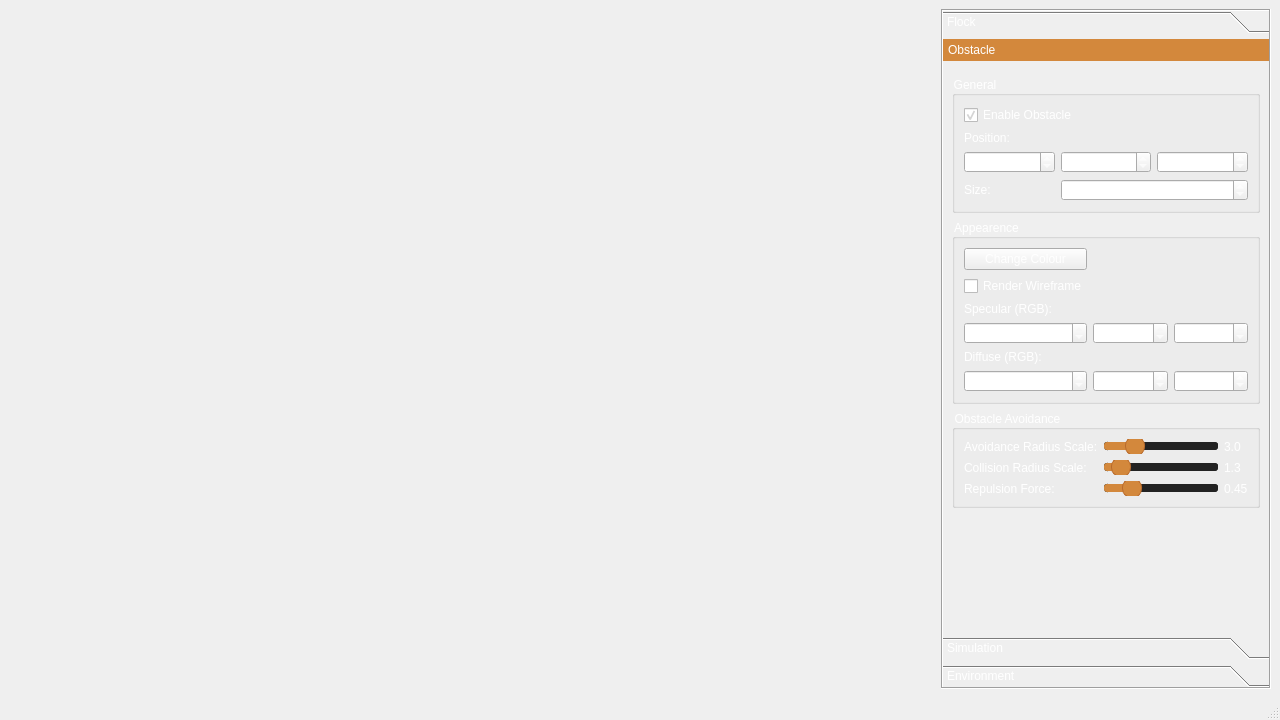
Above: ui/mainwindow.ui from timecop84/flocking_system before the change. Below: the same form after it.
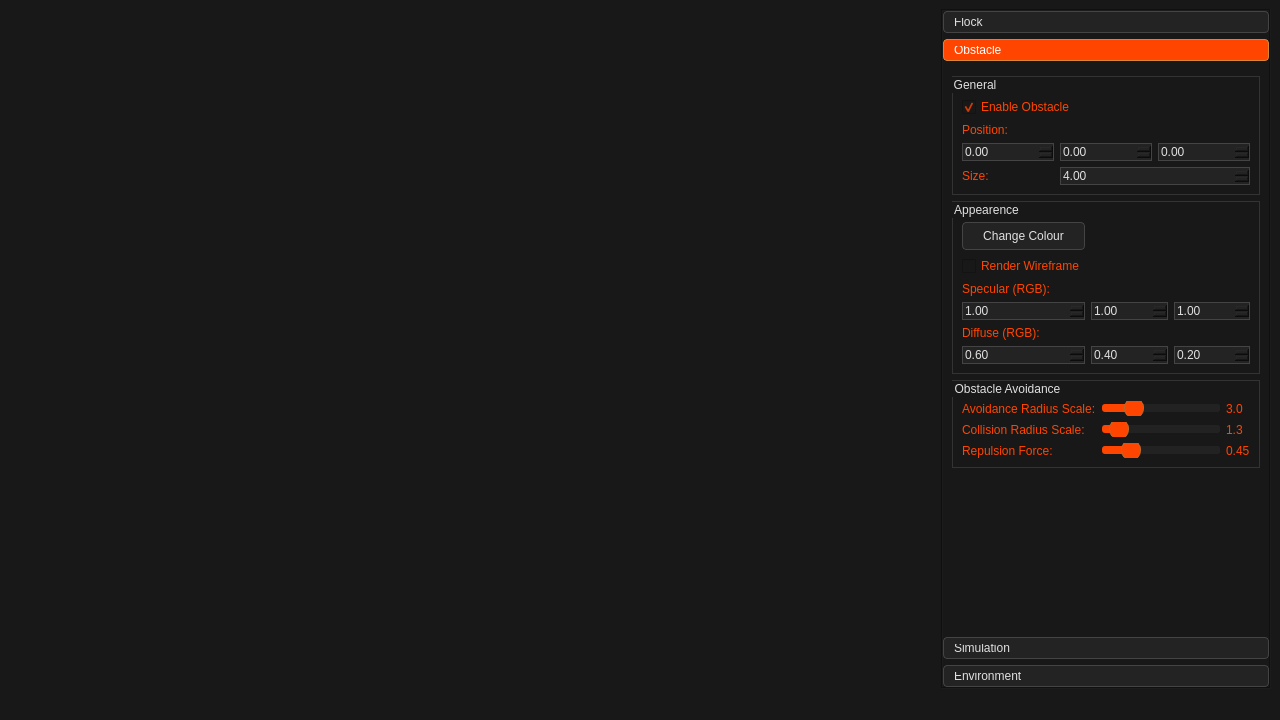
That is the form after the change. The open tabs and pages were chosen to show the change.

Commit message: Migrate from GLEW to glad2, remove legacy debug output, apply modern dark UI with lava accent, fix UI layout and restore obstacle controls

The edit to the form file:
```diff
--- a/ui/mainwindow.ui
+++ b/ui/mainwindow.ui
@@ -15,57 +15,19 @@
   </property>
   <property name="styleSheet">
    <string notr="true">
-color: rgb(52, 52, 52);
-selection-background-color: #d3883c;
-
-QToolBox::tab {
-    background: #222;
-    color: #fff;
-    border: 1px solid #444;
-    border-bottom: none;
-    padding: 6px 12px;
+/* --- DARK THEME WITH LAVA COLOR --- */
+QWidget {
+    background-color: #181818;
+    color: #e0e0e0;
 }
-QToolBox::tab:selected {
-    background: #d3883c;
-    color: #fff;
-    border: 1px solid #d3883c;
+QMainWindow, QMenuBar, QStatusBar {
+    background-color: #181818;
+    color: #e0e0e0;
 }
-QToolBox::tab:hover {
-    background: #b86a2c;
-    color: #fff;
-}
-QTabBar::tab {
-    background: #222;
-    color: #fff;
-    border: 1px solid #444;
-    padding: 6px 12px;
-}
-QTabBar::tab:selected {
-    background: #d3883c;
-    color: #fff;
-    border: 1px solid #d3883c;
-}
-QTabBar::tab:hover {
-    background: #b86a2c;
-    color: #fff;
-}
-QAbstractItemView::item:selected, QAbstractItemView::item:focus {
-    background: #d3883c;
-    color: #fff;
-}
-QSlider::handle:focus, QSlider::handle:hover {
-    background: #d3883c;
-}
-QSlider::groove:focus, QSlider::groove:hover {
-    background: #d3883c33;
-}
-QMenu::item:selected {
-    background: #d3883c;
-    color: #fff;
-}
-QTreeView::item:selected, QListView::item:selected {
-    background: #d3883c;
-    color: #fff;
+QGroupBox {
+    background-color: #181818;
+    border: 1px solid #333;
+    color: #e0e0e0;
 }
 QSlider::groove:horizontal {
     border: 1px solid #222;
@@ -75,7 +37,7 @@
     border-radius: 3px;
 }
 QSlider::handle:horizontal {
-    background: #d3883c;
+    background: #ff4500; /* Deep orange lava color */
     border: 1px solid #b86a2c;
     width: 18px;
     height: 18px;
@@ -87,14 +49,47 @@
     border: 1.5px solid #d3883c;
 }
 QSlider::sub-page:horizontal {
-    background: #d3883c;
+    background: #ff4500; /* Deep orange lava color */
     border-radius: 3px;
 }
 QSlider::add-page:horizontal {
     background: #222;
     border-radius: 3px;
 }
-</string>
+QPushButton {
+    background-color: #232323;
+    color: #e0e0e0;
+    border: 1px solid #444;
+    padding: 6px 12px;
+    border-radius: 4px;
+}
+QPushButton:hover, QPushButton:focus {
+    background-color: #ff4500; /* Deep orange lava color */
+    color: #fff;
+    border: 1px solid #d3883c;
+}
+QCheckBox, QRadioButton, QLabel {
+    color: #ff4500; /* Deep orange lava color */
+}
+QSpinBox, QDoubleSpinBox, QComboBox, QLineEdit {
+    background-color: #232323;
+    color: #e0e0e0;
+    border: 1px solid #444;
+}
+QToolBox::tab {
+    background-color: #232323;
+    color: #e0e0e0;
+    border: 1px solid #444;
+    padding: 6px;
+    border-radius: 4px;
+}
+QToolBox::tab:selected {
+    background-color: #ff4500; /* Deep orange lava color */
+    color: #fff;
+    border: 1px solid #d3883c;
+}
+/* --- END DARK THEME WITH LAVA COLOR --- */
+   </string>
   </property>
   <property name="dockNestingEnabled">
    <bool>true</bool>
@@ -135,10 +130,7 @@
        </size>
       </property>
       <property name="styleSheet">
-       <string notr="true">color: rgb(52, 52, 52);
-color: rgb(255, 255, 255);
-selection-background-color: #d3883c;
-</string>
+       <string notr="true"></string>
       </property>
       <property name="frameShape">
        <enum>QFrame::Shape::Box</enum>
@@ -418,7 +410,10 @@
           <property name="title">
            <string>General</string>
           </property>
-          <layout class="QGridLayout" name="gridLayout_3">
+          <layout class="QGridLayout" name="gridLayout_3" >
+           <property name="topMargin">
+            <number>20</number>
+           </property>
            <item row="0" column="1" colspan="3">
             <widget class="QCheckBox" name="m_enableObstacle">
              <property name="toolTip">
@@ -445,30 +440,39 @@
            <item row="2" column="1">
             <widget class="QDoubleSpinBox" name="m_obstaclePosX">
              <property name="minimum">
-              <double>-99.000000000000000</double>
+              <double>-99.0</double>
+             </property>
+             <property name="maximum">
+              <double>99.0</double>
              </property>
              <property name="value">
-              <double>0.000000000000000</double>
+              <double>0.0</double>
              </property>
             </widget>
            </item>
            <item row="2" column="2">
             <widget class="QDoubleSpinBox" name="m_obstaclePosY">
              <property name="minimum">
-              <double>-99.000000000000000</double>
+              <double>-99.0</double>
+             </property>
+             <property name="maximum">
+              <double>99.0</double>
              </property>
              <property name="value">
-              <double>0.000000000000000</double>
+              <double>0.0</double>
              </property>
             </widget>
            </item>
            <item row="2" column="3">
             <widget class="QDoubleSpinBox" name="m_obstaclePosZ">
              <property name="minimum">
-              <double>-99.000000000000000</double>
+              <double>-99.0</double>
+             </property>
+             <property name="maximum">
+              <double>99.0</double>
              </property>
              <property name="value">
-              <double>0.000000000000000</double>
+              <double>0.0</double>
              </property>
             </widget>
            </item>
@@ -503,7 +507,10 @@
           <property name="title">
            <string>Appearence</string>
           </property>
-          <layout class="QGridLayout" name="gridLayout_4">
+          <layout class="QGridLayout" name="gridLayout_4" >
+           <property name="topMargin">
+            <number>20</number>
+           </property>
            <item row="0" column="0">
             <widget class="QPushButton" name="m_obstacleColour">
              <property name="text">
@@ -636,7 +643,10 @@
           <property name="title">
            <string>Obstacle Avoidance</string>
           </property>
-          <layout class="QGridLayout" name="gridLayout_obstacleAvoidance">
+          <layout class="QGridLayout" name="gridLayout_obstacleAvoidance" >
+           <property name="topMargin">
+            <number>20</number>
+           </property>
            <item row="0" column="0">
             <widget class="QLabel" name="label_avoidanceRadius">
              <property name="text">
```
Left out of the diff: 48 changed lines with no effect on the pictures. The commit also changes 29 other files.
